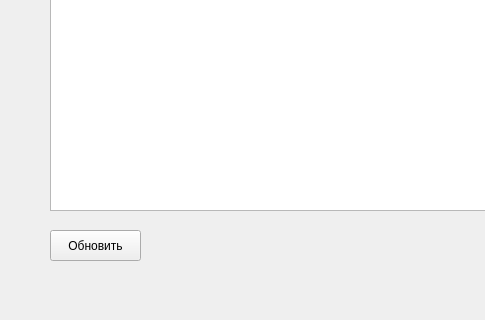
Before: the Qt Designer form main.ui in zumassh/espresso_yal, drawn with Qt 5; both pictures show x 0 to 485 and y 150 to 470 of the 800 by 470 pixel window.
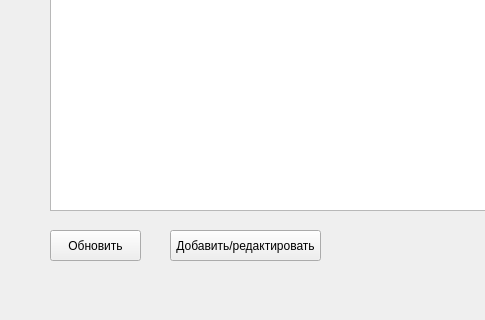
After: the same form once the commit is applied.

Patch:
```diff
--- a/main.ui
+++ b/main.ui
@@ -37,6 +37,19 @@
      <string>Обновить</string>
     </property>
    </widget>
+   <widget class="QPushButton" name="addEditButton">
+    <property name="geometry">
+     <rect>
+      <x>170</x>
+      <y>380</y>
+      <width>151</width>
+      <height>31</height>
+     </rect>
+    </property>
+    <property name="text">
+     <string>Добавить/редактировать</string>
+    </property>
+   </widget>
   </widget>
   <widget class="QMenuBar" name="menubar">
    <property name="geometry">
```
